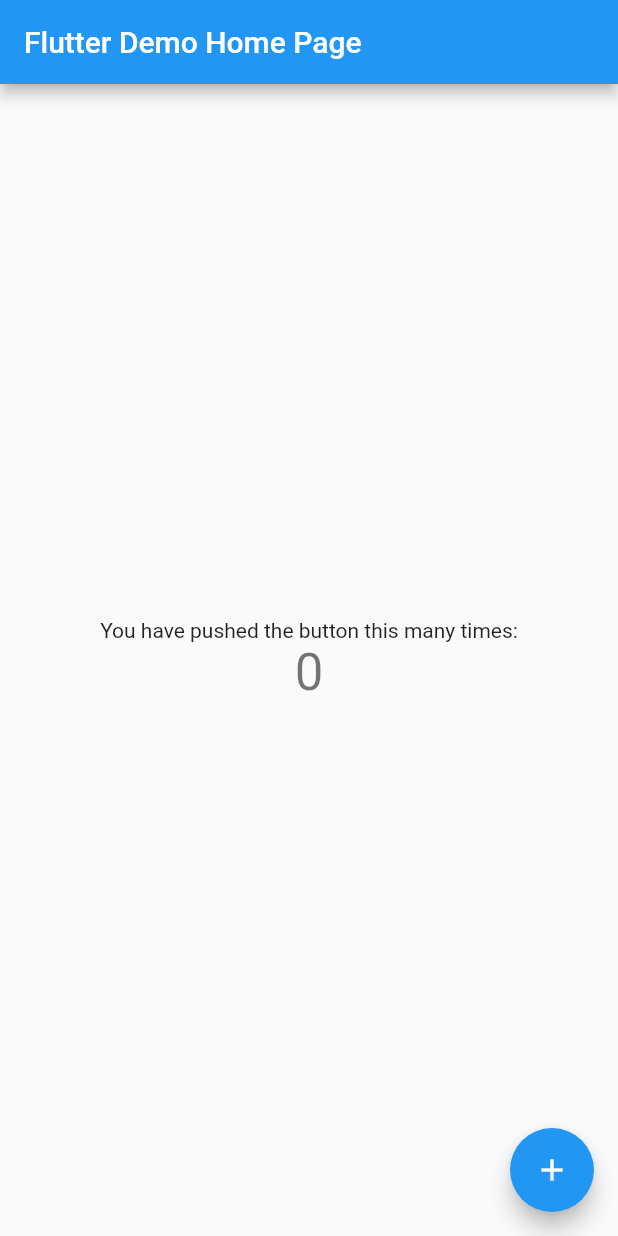
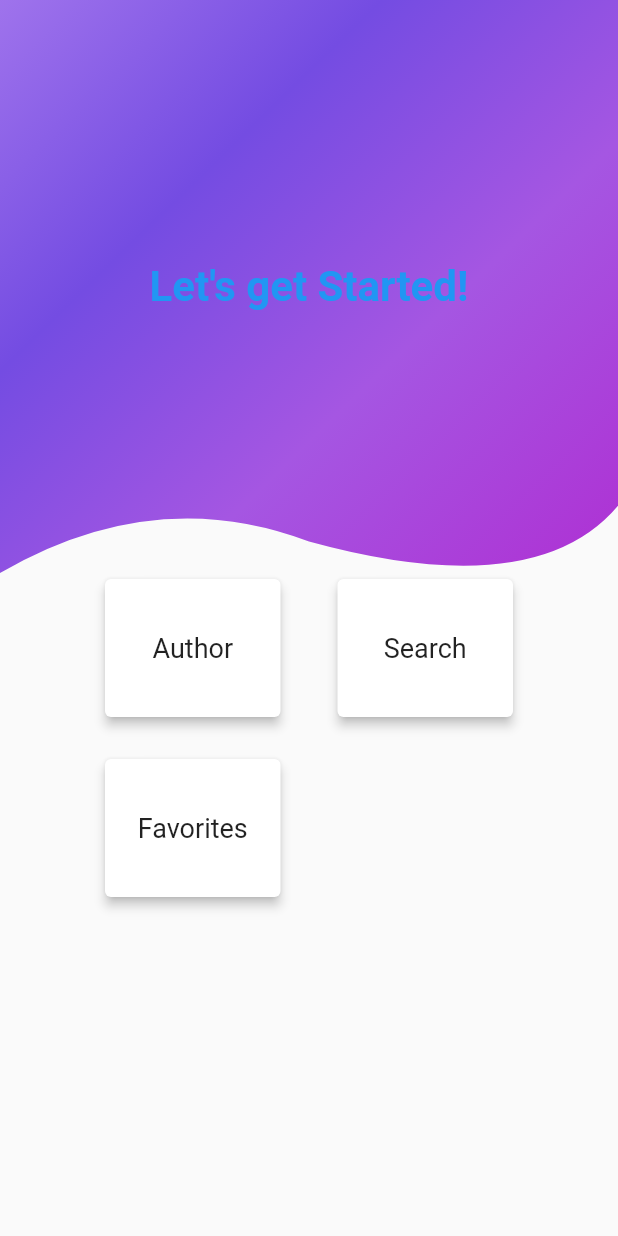
Before and after one commit to nidhibalani/quotes, a Flutter app: the screen it shows after launch, on a phone screen of 412 x 824 dp. Run offline on Flutter 3.47's test engine with Material 2 defaults, Android fonts, the phone set to English and light mode, and no system bars.

Commit message:
search ready

```diff
--- a/lib/main.dart
+++ b/lib/main.dart
@@ -1,115 +1,36 @@
 import 'package:flutter/material.dart';
+import 'package:quotes/screens/author.dart';
+import 'package:quotes/screens/favorites.dart';
+import 'package:quotes/screens/home_screen.dart';
+import 'package:quotes/screens/search.dart';
 
-void main() {
-  runApp(const MyApp());
+//import 'firebase_options.dart';
+
+Future<void> main() async {
+
+  runApp(MyApp());
 }
 
 class MyApp extends StatelessWidget {
-  const MyApp({super.key});
+  const MyApp({Key? key}) : super(key: key);
 
-  // This widget is the root of your application.
+
   @override
   Widget build(BuildContext context) {
-    return MaterialApp(
-      title: 'Flutter Demo',
-      theme: ThemeData(
-        // This is the theme of your application.
-        //
-        // Try running your application with "flutter run". You'll see the
-        // application has a blue toolbar. Then, without quitting the app, try
-        // changing the primarySwatch below to Colors.green and then invoke
-        // "hot reload" (press "r" in the console where you ran "flutter run",
-        // or simply save your changes to "hot reload" in a Flutter IDE).
-        // Notice that the counter didn't reset back to zero; the application
-        // is not restarted.
-        primarySwatch: Colors.blue,
-      ),
-      home: const MyHomePage(title: 'Flutter Demo Home Page'),
+    return  MaterialApp(
+          title: 'Flutter Demo',
+          theme: ThemeData(
+
+
+          ),
+          home: HomeScreen(),
+          routes: {
+           AuthorScreen.route:(ctx)=> AuthorScreen(),
+           FavoritesScreen.route:(ctx)=> FavoritesScreen(),
+           SearchScreen.route:(ctx) => SearchScreen()
+
+   //       }),
+          }
     );
   }
 }
-
-class MyHomePage extends StatefulWidget {
-  const MyHomePage({super.key, required this.title});
-
-  // This widget is the home page of your application. It is stateful, meaning
-  // that it has a State object (defined below) that contains fields that affect
-  // how it looks.
-
-  // This class is the configuration for the state. It holds the values (in this
-  // case the title) provided by the parent (in this case the App widget) and
-  // used by the build method of the State. Fields in a Widget subclass are
-  // always marked "final".
-
-  final String title;
-
-  @override
-  State<MyHomePage> createState() => _MyHomePageState();
-}
-
-class _MyHomePageState extends State<MyHomePage> {
-  int _counter = 0;
-
-  void _incrementCounter() {
-    setState(() {
-      // This call to setState tells the Flutter framework that something has
-      // changed in this State, which causes it to rerun the build method below
-      // so that the display can reflect the updated values. If we changed
-      // _counter without calling setState(), then the build method would not be
-      // called again, and so nothing would appear to happen.
-      _counter++;
-    });
-  }
-
-  @override
-  Widget build(BuildContext context) {
-    // This method is rerun every time setState is called, for instance as done
-    // by the _incrementCounter method above.
-    //
-    // The Flutter framework has been optimized to make rerunning build methods
-    // fast, so that you can just rebuild anything that needs updating rather
-    // than having to individually change instances of widgets.
-    return Scaffold(
-      appBar: AppBar(
-        // Here we take the value from the MyHomePage object that was created by
-        // the App.build method, and use it to set our appbar title.
-        title: Text(widget.title),
-      ),
-      body: Center(
-        // Center is a layout widget. It takes a single child and positions it
-        // in the middle of the parent.
-        child: Column(
-          // Column is also a layout widget. It takes a list of children and
-          // arranges them vertically. By default, it sizes itself to fit its
-          // children horizontally, and tries to be as tall as its parent.
-          //
-          // Invoke "debug painting" (press "p" in the console, choose the
-          // "Toggle Debug Paint" action from the Flutter Inspector in Android
-          // Studio, or the "Toggle Debug Paint" command in Visual Studio Code)
-          // to see the wireframe for each widget.
-          //
-          // Column has various properties to control how it sizes itself and
-          // how it positions its children. Here we use mainAxisAlignment to
-          // center the children vertically; the main axis here is the vertical
-          // axis because Columns are vertical (the cross axis would be
-          // horizontal).
-          mainAxisAlignment: MainAxisAlignment.center,
-          children: <Widget>[
-            const Text(
-              'You have pushed the button this many times:',
-            ),
-            Text(
-              '$_counter',
-              style: Theme.of(context).textTheme.headline4,
-            ),
-          ],
-        ),
-      ),
-      floatingActionButton: FloatingActionButton(
-        onPressed: _incrementCounter,
-        tooltip: 'Increment',
-        child: const Icon(Icons.add),
-      ), // This trailing comma makes auto-formatting nicer for build methods.
-    );
-  }
-}
--- /dev/null
+++ b/lib/screens/home_screen.dart
@@ -0,0 +1,46 @@
+import 'package:flutter/material.dart';
+import 'package:flutter/src/widgets/container.dart';
+import 'package:flutter/src/widgets/framework.dart';
+import 'package:quotes/widgets/clipper.dart';
+
+class HomeScreen extends StatelessWidget {
+
+  List screens=["Author" , "Search" , "Favorites"];
+  List onTapScreen=['/authorScreen','/searchScreen','/favoritesScreen'];
+
+  @override
+  Widget build(BuildContext context) {
+    return Scaffold(
+      body: Column(children: [
+        ClippedContainer(),
+        Container(
+          height: 260,
+          width: 280,
+          child: GridView.builder(
+           // padding: EdgeInsets.zero,
+              gridDelegate: const  SliverGridDelegateWithFixedCrossAxisCount(
+                 // maxCrossAxisExtent: 100,
+                 mainAxisExtent: 100,
+
+                  childAspectRatio: 1/2,
+                  crossAxisSpacing: 30,
+                  crossAxisCount: 2,
+                  mainAxisSpacing: 20
+                  ),
+              itemCount: 3,
+              itemBuilder: (BuildContext ctx, index) {
+                return Card(
+                  elevation: 3,
+                  child: InkWell(
+                    onTap:()=> Navigator.of(context).pushNamed(onTapScreen[index]),
+                    child: GridTile(child: Center(child: Padding(
+                      padding: const EdgeInsets.all(8.0),
+                      child: Text(screens[index] ,textAlign: TextAlign.center, style: const TextStyle(fontSize: 18),),
+                    ))),
+                  ));
+              }),
+        )
+      ]),
+    );
+  }
+}
--- /dev/null
+++ b/lib/widgets/clipper.dart
@@ -0,0 +1,62 @@
+import 'package:flutter/material.dart';
+
+class ClippedContainer extends StatelessWidget {
+  const ClippedContainer({ Key? key }) : super(key: key);
+
+  @override
+  Widget build(BuildContext context) {
+    return ClipPath(
+      clipper: MyClipper(),
+      child: Container(
+        alignment: Alignment.center,
+        child: Text("Let's get Started!" , style: TextStyle(color: Theme.of(context).accentColor , fontSize: 28 , fontWeight: FontWeight.bold),),
+        decoration: BoxDecoration(
+        gradient: LinearGradient(
+          tileMode: TileMode.mirror,
+            begin: Alignment.topLeft,
+            end: Alignment(0.8, 1),
+            colors: <Color>[
+             Color.fromARGB(255, 159, 115, 236),
+             Color.fromARGB(255, 116, 76, 226),
+
+             Color.fromARGB(255, 165, 86, 226),
+             Color.fromARGB(255, 173, 53, 213),
+
+
+            ], ),),
+        //color: Colors.purpleAccent[100],
+        height:MediaQuery.of(context).size.height/2-30,
+        width: MediaQuery.of(context).size.width,
+      ),
+    );
+  }
+}
+
+class MyClipper extends CustomClipper<Path>{
+  @override
+  Path getClip(Size size) {
+    Path path =  new Path();
+    path.lineTo(0, size.height);
+    //var firstEndPoint = new Offset(0, size.height);
+    var firstEndPoint = new Offset(size.width/2  , (size.height/2)+170);
+    var firstControlPoint = new Offset(size.width/4,  size.height-60);
+    path.quadraticBezierTo(firstControlPoint.dx, firstControlPoint.dy, firstEndPoint.dx, firstEndPoint.dy);
+
+
+    var secondEndPoint = new Offset(size.width +20, size.height-80);
+    var secondControlPoint = new Offset(size.width *0.95,  size.height+30);
+    path.quadraticBezierTo(secondControlPoint.dx, secondControlPoint.dy, secondEndPoint.dx, secondEndPoint.dy);
+
+    path.lineTo(size.width, size.height/2);
+    path.lineTo(size.width, 0);
+    path.close();
+    return path;
+    throw UnimplementedError();
+  }
+
+  @override
+  bool shouldReclip(covariant CustomClipper<Path> oldClipper) {
+    return true;
+    throw UnimplementedError();
+  }
+}
--- a/pubspec.yaml
+++ b/pubspec.yaml
@@ -36,6 +36,7 @@ dependencies:
   # The following adds the Cupertino Icons font to your application.
   # Use with the CupertinoIcons class for iOS style icons.
   cupertino_icons: ^1.0.2
+  http: ^0.13.5
 
 dev_dependencies:
   flutter_test:
```
Also changed, not shown: lib/models/quote.dart (added, +8 -0 lines), lib/providers/search_quotes.dart (added, +44 -0 lines), lib/screens/author.dart (added, +13 -0 lines), lib/screens/favorites.dart (added, +12 -0 lines), lib/screens/search.dart (added, +99 -0 lines), lib/widgets/search_box.dart (added, +46 -0 lines), pubspec.lock.
